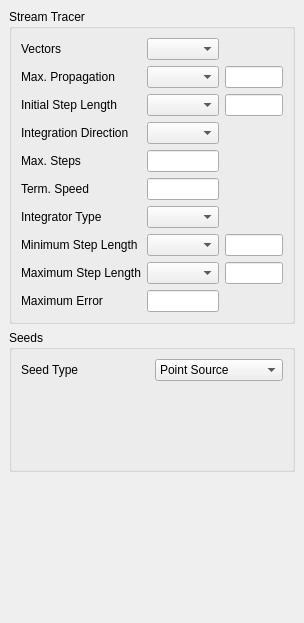
wildmichael/ParaView3-enhancements-old, file Qt/Components/Resources/UI/pqStreamTracerPanel.ui: the form before one commit.
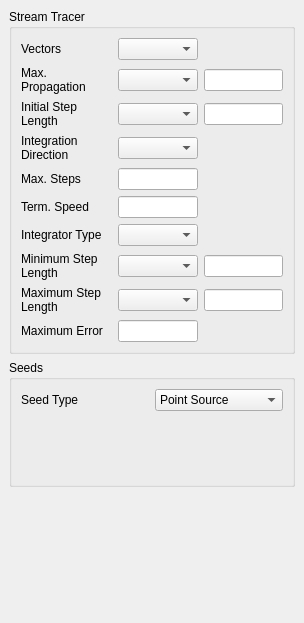
The form after the commit. Custom widgets are drawn as their Qt base class.

Commit message: ENH:  Remove code from threshold panel that is now shared with auto panels. ENH:  Remove last change to 3DWidgetInCustomFilter test, and fix auto panels to       work better with properties with spaces in their names.  Also prepare for SM       property label hints. ENH:  Improve spacing/layout on stream tracer panel.

What changed in the file:
```diff
--- a/Qt/Components/Resources/UI/pqStreamTracerPanel.ui
+++ b/Qt/Components/Resources/UI/pqStreamTracerPanel.ui
@@ -39,6 +39,9 @@
         <property name="text" >
          <string>Max. Propagation</string>
         </property>
+        <property name="wordWrap" >
+         <bool>true</bool>
+        </property>
        </widget>
       </item>
       <item row="1" column="1" >
@@ -49,6 +52,9 @@
         <property name="text" >
          <string>Minimum Step Length</string>
         </property>
+        <property name="wordWrap" >
+         <bool>true</bool>
+        </property>
        </widget>
       </item>
       <item row="0" column="0" >
@@ -91,6 +97,9 @@
         <property name="text" >
          <string>Integrator Type</string>
         </property>
+        <property name="wordWrap" >
+         <bool>true</bool>
+        </property>
        </widget>
       </item>
       <item row="8" column="2" >
@@ -110,6 +119,9 @@
         <property name="text" >
          <string>Initial Step Length</string>
         </property>
+        <property name="wordWrap" >
+         <bool>true</bool>
+        </property>
        </widget>
       </item>
       <item row="6" column="1" >
@@ -127,6 +139,9 @@
         <property name="text" >
          <string>Maximum Step Length</string>
         </property>
+        <property name="wordWrap" >
+         <bool>true</bool>
+        </property>
        </widget>
       </item>
       <item row="3" column="0" >
@@ -134,6 +149,9 @@
         <property name="text" >
          <string>Integration Direction</string>
         </property>
+        <property name="wordWrap" >
+         <bool>true</bool>
+        </property>
        </widget>
       </item>
       <item row="4" column="1" >
@@ -144,6 +162,9 @@
         <property name="text" >
          <string>Maximum Error</string>
         </property>
+        <property name="wordWrap" >
+         <bool>true</bool>
+        </property>
        </widget>
       </item>
      </layout>
```
The commit also changes 6 other files.
